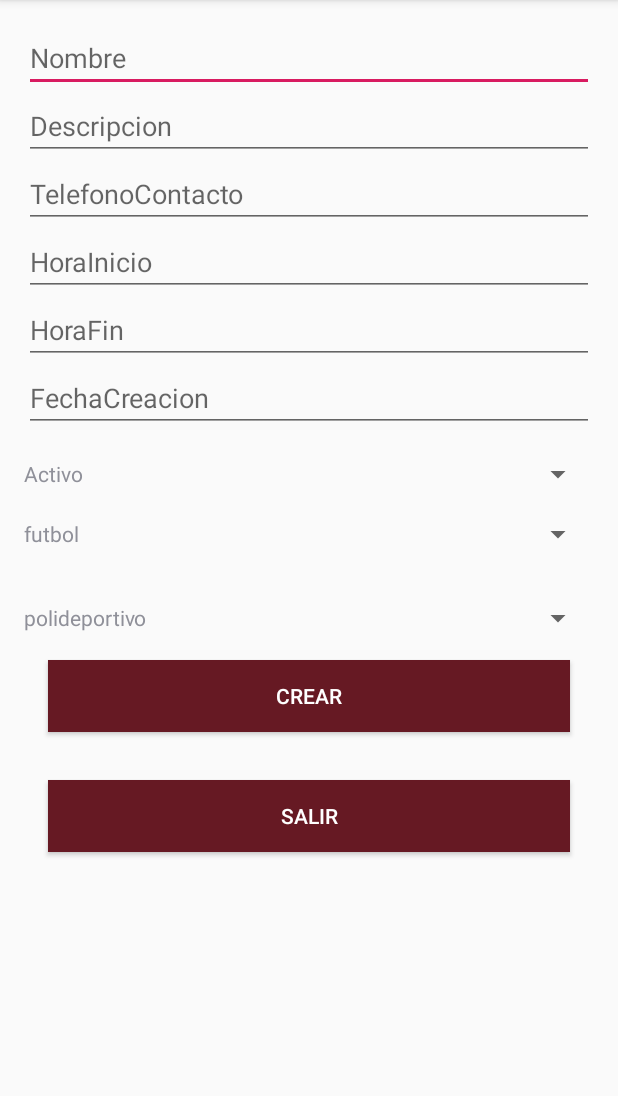
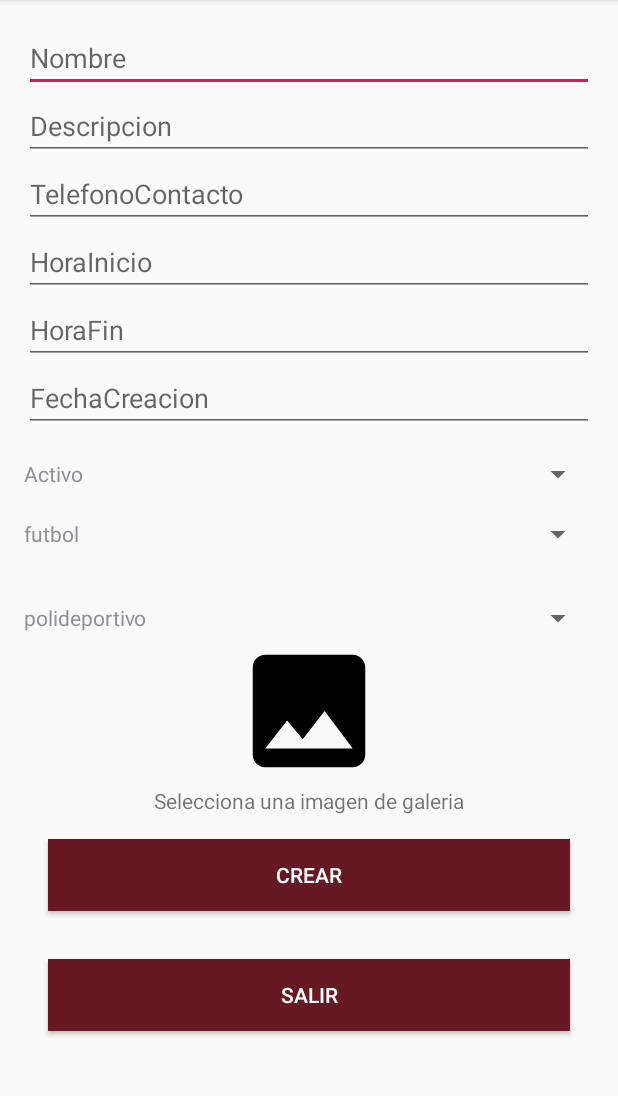
Before and after one commit to etps12020/reservas-canchas-movil, an Android app: the FormularioCanchas screen opened directly, with no data from a screen before it, on a phone screen of 412 x 824 dp, the part 84-1180 px from its top. Run offline under Robolectric (Android 15) with nearby library versions, the phone set to English and light mode, and no system bars.

Commit message:
Control para ingresar y cambiar imagen

```diff
--- a/app/src/main/AndroidManifest.xml
+++ b/app/src/main/AndroidManifest.xml
@@ -1,6 +1,9 @@
 <?xml version="1.0" encoding="utf-8"?>
 <manifest xmlns:android="http://schemas.android.com/apk/res/android"
     package="com.example.databases">
+
+    <uses-permission android:name="android.permission.READ_EXTERNAL_STORAGE"/>
+
 
     <application
         android:allowBackup="true"
--- a/app/src/main/java/com/example/databases/views/FormularioCanchas.java
+++ b/app/src/main/java/com/example/databases/views/FormularioCanchas.java
@@ -1,16 +1,21 @@
 package com.example.databases.views;
 
+import androidx.annotation.Nullable;
 import androidx.appcompat.app.AppCompatActivity;
 
 import android.content.Intent;
+import android.net.Uri;
 import android.os.Bundle;
+import android.provider.MediaStore;
 import android.text.TextUtils;
 import android.util.Log;
 import android.view.View;
 import android.widget.AdapterView;
 import android.widget.Button;
 import android.widget.EditText;
+import android.widget.ImageView;
 import android.widget.Spinner;
+import android.widget.TextView;
 import android.widget.Toast;
 
 import com.example.databases.R;
@@ -36,13 +41,15 @@ import java.util.ArrayList;
 
 public class FormularioCanchas extends AppCompatActivity {
     private Spinner spinner, spinner2,spinner3;
-    EditText edtNombre, edtDescripcion , edtHoraInicio , edtHoraFin , edtFechaCreacion , edtTelefonoContacto ;
+    EditText edtNombre, edtDescripcion , edtHoraInicio , edtHoraFin , edtFechaCreacion , edtTelefonoContacto  ;
+    TextView tvIndicacionImagen;
     Button btnCrear;
     Cancha cancha=new Cancha();
     Button btnSalir;
     EstadoCancha estadoCancha;
     Edificio edificio;
     TipoCancha tipoCancha;
+    ImageView  imvCanha;
 
     @Override
     protected void onCreate(Bundle savedInstanceState) {
@@ -58,6 +65,8 @@ public class FormularioCanchas extends AppCompatActivity {
         edtHoraInicio= findViewById(R.id.edtHoraInicio);
         edtHoraFin = findViewById(R.id.edtHoraFin);
         edtFechaCreacion = findViewById(R.id.edtFechaCreacion);
+        imvCanha =  findViewById(R.id.imvCancha);
+        tvIndicacionImagen =  findViewById(R.id.tvIndicacionImagen);
 
         btnCrear =  findViewById(R.id.btnCrear);
         spinner = (Spinner)findViewById(R.id.spinner);
@@ -141,6 +150,14 @@ public class FormularioCanchas extends AppCompatActivity {
             spinner3.setSelection(  (edificio.getIdEdificio()  -1)  );
         }
 
+        imvCanha.setOnClickListener(new View.OnClickListener() {
+            @Override
+            public void onClick(View v) {
+                cargarImagen();
+            }
+        });
+
+
         btnCrear.setOnClickListener(new View.OnClickListener() {
             @Override
             public void onClick(View v) {
@@ -206,6 +223,19 @@ public class FormularioCanchas extends AppCompatActivity {
         });
     }
 
+    private  void cargarImagen(){
+        Intent intent  =  new Intent( Intent.ACTION_PICK ,  MediaStore.Images.Media.EXTERNAL_CONTENT_URI   );
+        intent.setType("image/");
+        startActivityForResult( intent.createChooser(intent , "Seleccionee la aplicacion ")  ,10);
+    }
 
+    @Override
+    protected void onActivityResult(int requestCode, int resultCode, @Nullable Intent data) {
+        super.onActivityResult(requestCode, resultCode, data);
 
+        if(resultCode==RESULT_OK){
+            Uri path =  data.getData();
+            imvCanha.setImageURI(path);
+        }
     }
+}
--- /dev/null
+++ b/app/src/main/res/drawable/ic_image_black_24dp.xml
@@ -0,0 +1,9 @@
+<vector xmlns:android="http://schemas.android.com/apk/res/android"
+        android:width="24dp"
+        android:height="24dp"
+        android:viewportWidth="24.0"
+        android:viewportHeight="24.0">
+    <path
+        android:fillColor="#FF000000"
+        android:pathData="M21,19V5c0,-1.1 -0.9,-2 -2,-2H5c-1.1,0 -2,0.9 -2,2v14c0,1.1 0.9,2 2,2h14c1.1,0 2,-0.9 2,-2zM8.5,13.5l2.5,3.01L14.5,12l4.5,6H5l3.5,-4.5z"/>
+</vector>
--- a/app/src/main/res/layout/activity_formulario_canchas.xml
+++ b/app/src/main/res/layout/activity_formulario_canchas.xml
@@ -92,6 +92,19 @@
                     android:layout_marginTop="16dp"
                     tools:listitem="@layout/custom_simple_spinner_item" />
 
+                <ImageView
+                    android:id="@+id/imvCancha"
+                    android:layout_width="match_parent"
+                    android:layout_height="100dp"
+                    android:src="@drawable/ic_image_black_24dp" />
+
+                <TextView
+                    android:id="@+id/tvIndicacionImagen"
+                    android:layout_width="match_parent"
+                    android:layout_height="wrap_content"
+                    android:gravity="center"
+                    android:text="@string/seleccion_imagen" />
+
                 <Button
                     android:id="@+id/btnCrear"
                     android:layout_width="match_parent"
--- a/app/src/main/res/values/strings.xml
+++ b/app/src/main/res/values/strings.xml
@@ -13,4 +13,5 @@
     <string name="edificios">Edificios</string>
     <string name="reservas">Reservas</string>
     <string name="canchas">Canchas</string>
+    <string name="seleccion_imagen">Selecciona una imagen de galeria</string>
 </resources>
```
